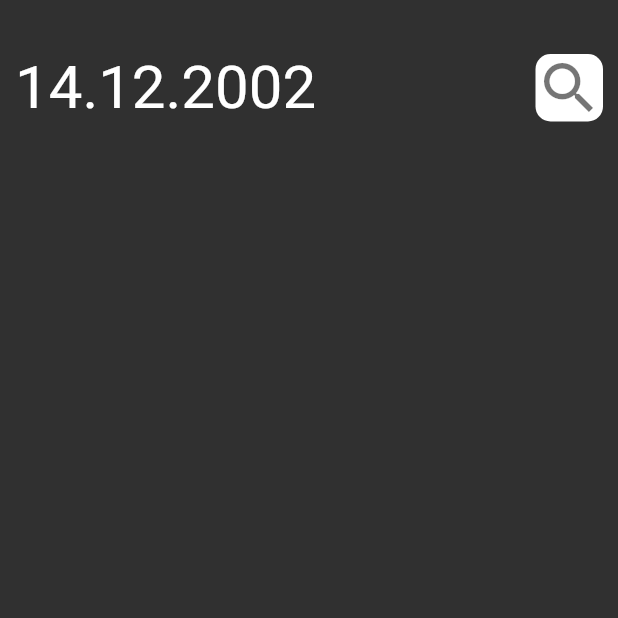
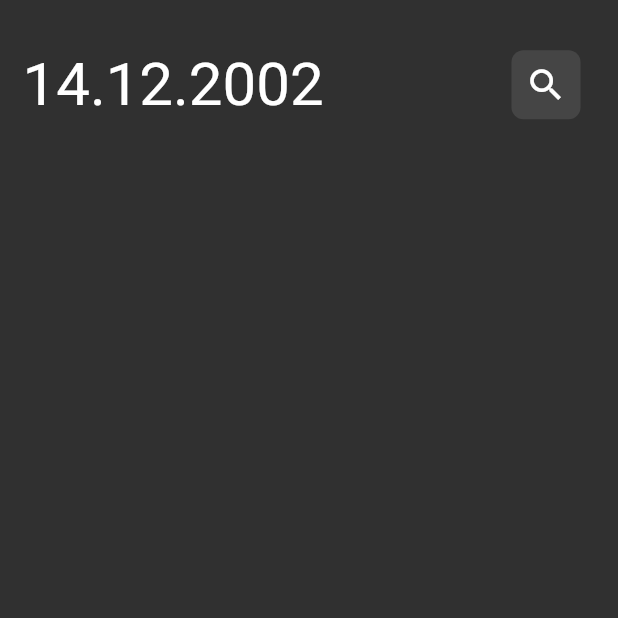
Before and after one commit to TalisTalis/DevicesFirstInclusion, a Flutter app: the screen it shows after launch, on a phone screen of 412 x 824 dp, the top half of it. Run offline on Flutter 3.47's test engine with Material 2 defaults, Android fonts, the phone set to English and light mode, and no system bars.

Commit message:
create date and search bar

```diff
--- a/lib/views/widgets/custom_app_bar.dart
+++ b/lib/views/widgets/custom_app_bar.dart
@@ -1,4 +1,6 @@
 import 'package:flutter/material.dart';
+
+import 'custom_icon.dart';
 
 class CustomAppBar extends StatelessWidget {
   const CustomAppBar({super.key});
@@ -6,44 +8,15 @@ class CustomAppBar extends StatelessWidget {
   @override
   Widget build(BuildContext context) {
     return Row(
-      mainAxisAlignment: MainAxisAlignment.spaceBetween,
       // ignore: prefer_const_literals_to_create_immutables
       children: [
-        Container(
-          padding: EdgeInsets.all(10),
-          child: const Text(
-            "14.12.2002", //текущая дата или дата прошлая
-            style: TextStyle(fontSize: 40),
-          ),
+        const Text(
+          "14.12.2002", //текущая дата или дата прошлая
+          style: TextStyle(fontSize: 40),
         ),
-        Container(padding: EdgeInsets.all(10), child: const CustomSearchIcon()),
+        const Spacer(),
+        const CustomSearchIcon()
       ],
     );
   }
 }
-
-class CustomSearchIcon extends StatelessWidget {
-  const CustomSearchIcon({super.key});
-
-  @override
-  Widget build(BuildContext context) {
-    return Container(
-      height: 45,
-      width: 45,
-      // ignore: prefer_const_constructors
-      decoration: BoxDecoration(
-        color: Colors.white,
-        borderRadius: BorderRadius.circular(10),
-      ),
-      // ignore: prefer_const_constructors
-      child: Center(
-        // ignore: prefer_const_constructors
-        child: Icon(
-          Icons.search,
-          color: Colors.black54,
-          size: 45,
-        ),
-      ),
-    );
-  }
-}
--- /dev/null
+++ b/lib/views/widgets/custom_icon.dart
@@ -0,0 +1,29 @@
+import 'package:flutter/material.dart';
+
+class CustomSearchIcon extends StatelessWidget {
+  const CustomSearchIcon({super.key});
+
+  @override
+  Widget build(BuildContext context) {
+    return Container(
+      height: 46,
+      width: 46,
+      // ignore: prefer_const_constructors
+      decoration: BoxDecoration(
+        color: Colors.white.withOpacity(0.1),
+        borderRadius: BorderRadius.circular(8),
+      ),
+      // ignore: prefer_const_constructors
+      child: Center(
+        // ignore: prefer_const_constructors
+        child: Center(
+          child: const Icon(
+            Icons.search,
+            color: Colors.white,
+            size: 28,
+          ),
+        ),
+      ),
+    );
+  }
+}
--- a/lib/views/widgets/devices_view_body.dart
+++ b/lib/views/widgets/devices_view_body.dart
@@ -6,7 +6,9 @@ class DevicesViewBody extends StatelessWidget {
 
   @override
   Widget build(BuildContext context) {
-    return Column(
+    return Padding(
+      padding: const EdgeInsets.fromLTRB(15, 8, 25, 8),
+      child: Column(
         // ignore: prefer_const_literals_to_create_immutables
         children: [
           const SizedBox(
@@ -14,6 +16,7 @@ class DevicesViewBody extends StatelessWidget {
           ),
           const CustomAppBar(),
         ],
+      ),
     );
   }
 }
```
Lines whose indentation alone changed are shown as unchanged.
